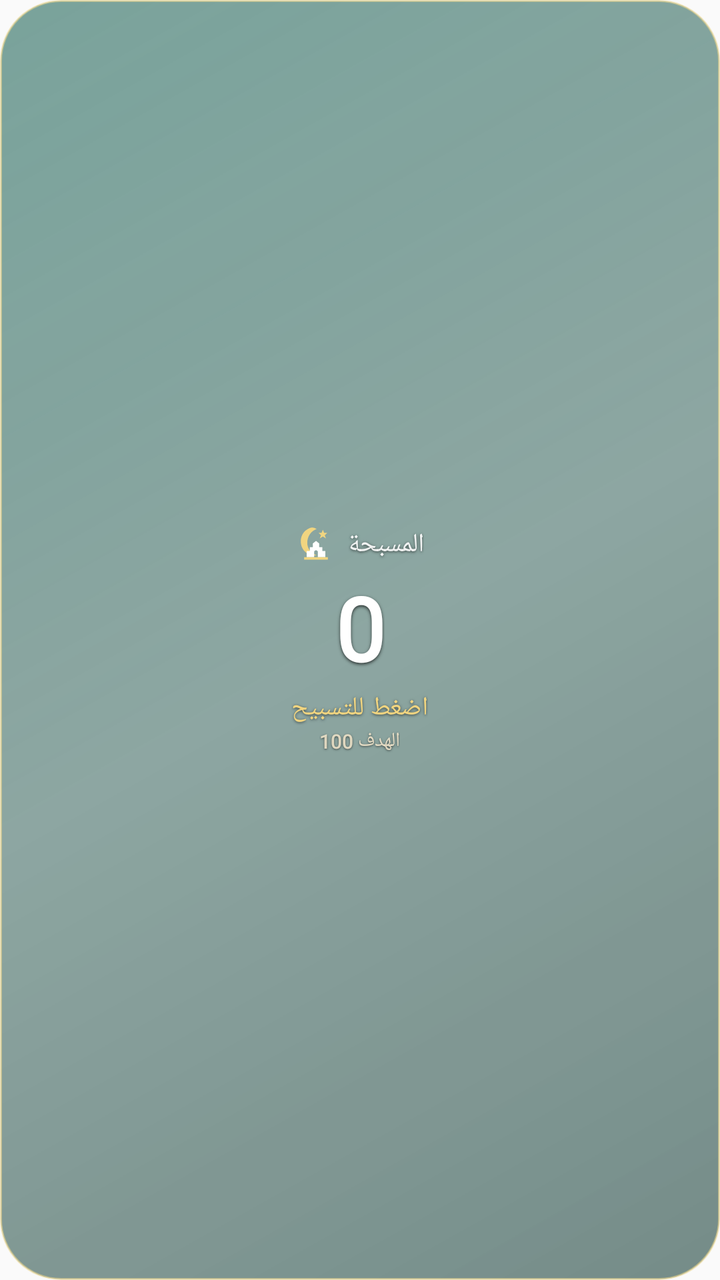
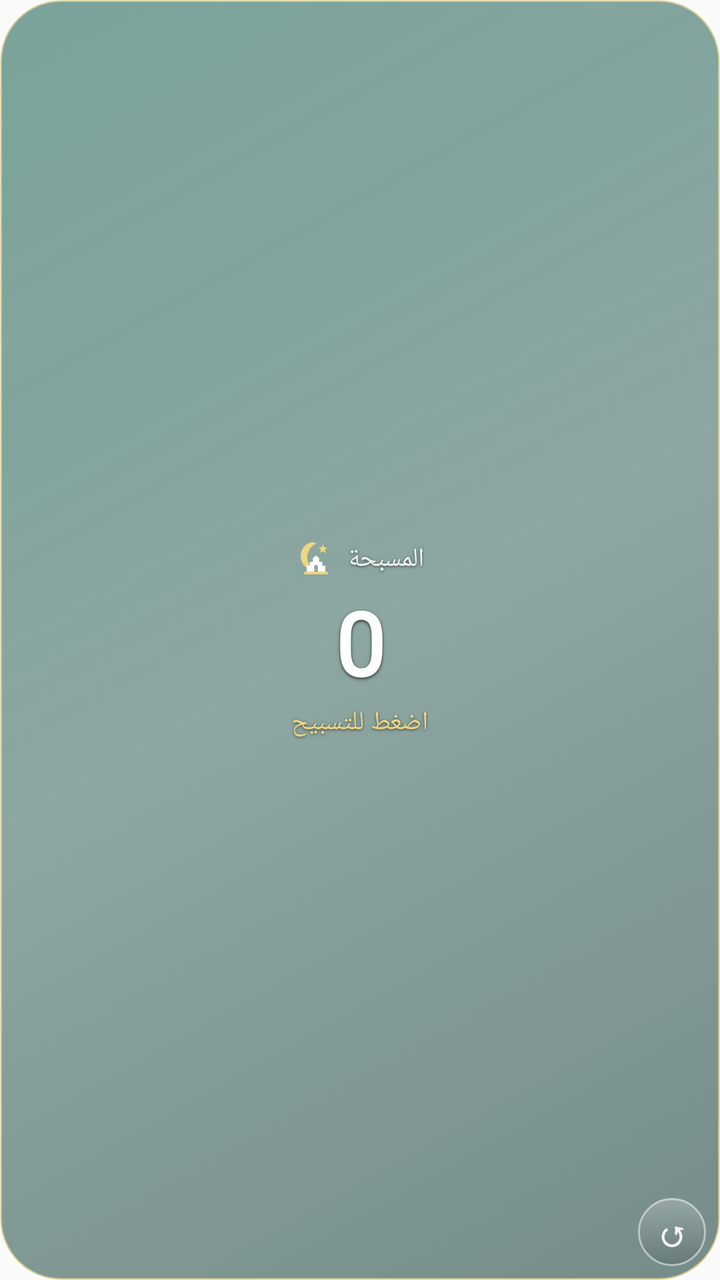

Compare the two renders of this Android layout. The source of the first and the diff that turns it into the second are given below.
<!-- AndroidManifest.xml: application theme AppTheme.NoActionBar -->
<!-- res/layout/widget_tasbeeh.xml -->
<?xml version="1.0" encoding="utf-8"?>
<LinearLayout xmlns:android="http://schemas.android.com/apk/res/android"
    android:id="@+id/widget_root"
    android:layout_width="match_parent"
    android:layout_height="match_parent"
    android:orientation="vertical"
    android:gravity="center"
    android:padding="14dp"
    android:background="@drawable/widget_background">

    <LinearLayout
        android:layout_width="wrap_content"
        android:layout_height="wrap_content"
        android:orientation="horizontal"
        android:gravity="center_vertical">

        <ImageView
            android:layout_width="20dp"
            android:layout_height="20dp"
            android:src="@drawable/ic_widget_crescent_mosque"
            android:contentDescription="آفاق الإيمان" />

        <TextView
            android:layout_width="wrap_content"
            android:layout_height="wrap_content"
            android:layout_marginStart="6dp"
            android:text="المسبحة"
            android:textColor="#E8FFFFFF"
            android:textSize="13sp"
            android:fontFamily="sans-serif-medium"
            android:shadowColor="#99000000"
            android:shadowDx="0"
            android:shadowDy="1"
            android:shadowRadius="3" />
    </LinearLayout>

    <TextView
        android:id="@+id/tasbeeh_count"
        android:layout_width="wrap_content"
        android:layout_height="wrap_content"
        android:layout_marginTop="2dp"
        android:text="0"
        android:textColor="#FFFFFFFF"
        android:textSize="44sp"
        android:textStyle="bold"
        android:fontFamily="@font/reem_kufi_semibold"
        android:shadowColor="#B8000000"
        android:shadowDx="0"
        android:shadowDy="2"
        android:shadowRadius="4" />

    <TextView
        android:id="@+id/tasbeeh_phrase"
        android:layout_width="wrap_content"
        android:layout_height="wrap_content"
        android:layout_marginTop="2dp"
        android:maxLines="1"
        android:ellipsize="end"
        android:text="اضغط للتسبيح"
        android:textColor="#FFF1D580"
        android:textSize="13sp"
        android:fontFamily="sans-serif-medium"
        android:shadowColor="#99000000"
        android:shadowDx="0"
        android:shadowDy="1"
        android:shadowRadius="3" />

    <TextView
        android:id="@+id/tasbeeh_goal"
        android:layout_width="wrap_content"
        android:layout_height="wrap_content"
        android:layout_marginTop="1dp"
        android:text="الهدف 100"
        android:textColor="#D0FFF1D5"
        android:textSize="10sp"
        android:fontFamily="sans-serif-medium"
        android:shadowColor="#99000000"
        android:shadowDx="0"
        android:shadowDy="1"
        android:shadowRadius="2" />
</LinearLayout>
<!-- resources referenced by this layout -->
<resources>
  <!-- drawable ic_widget_crescent_mosque (drawable) -->
  <?xml version="1.0" encoding="utf-8"?>
  <vector xmlns:android="http://schemas.android.com/apk/res/android"
      android:width="40dp"
      android:height="40dp"
      android:viewportWidth="64"
      android:viewportHeight="64">
      <path android:fillColor="#FFF1D580" android:fillType="evenOdd"
          android:pathData="M23,5C12,9 6,19 8,31C10,43 21,51 33,49C24,46 18,38 18,29C18,19 24,10 33,7C30,5 27,4 23,5Z" />
      <path android:fillColor="#FFF1D580"
          android:pathData="M43,8L45,13L50,13L46,17L48,22L43,19L38,22L40,17L36,13L41,13Z" />
      <path android:fillColor="#FFFFFFFF"
          android:pathData="M17,52L17,42L22,42L22,36L27,36L27,30L32,26L37,30L37,36L42,36L42,42L47,42L47,52ZM29,52L35,52L35,44C35,40 29,40 29,44Z" />
      <path android:fillColor="#FFF1D580"
          android:pathData="M13,52H51V56H13Z" />
  </vector>
  <!-- drawable widget_background (drawable) -->
  <?xml version="1.0" encoding="utf-8"?>
  <shape xmlns:android="http://schemas.android.com/apk/res/android" android:shape="rectangle">
      <gradient
          android:angle="315"
          android:startColor="#8A0B584A"
          android:centerColor="#72073F35"
          android:endColor="#8A042E27" />
      <corners android:radius="30dp" />
      <stroke android:width="1dp" android:color="#8FE9D48A" />
      <padding android:left="1dp" android:top="1dp" android:right="1dp" android:bottom="1dp" />
  </shape>
  <style name="AppTheme.NoActionBar" parent="AppTheme"><item name="windowActionBar">false</item><item name="windowNoTitle">true</item><item name="android:background">@null</item></style>
  <style name="AppTheme" parent="Theme.AppCompat.DayNight.NoActionBar"><item name="android:statusBarColor">#F5F8F6</item><item name="android:navigationBarColor">#F5F8F6</item><item name="android:windowLightStatusBar">true</item><item name="android:windowLightNavigationBar">true</item></style>
</resources>

<!-- the commit's change to res/layout/widget_tasbeeh.xml (unified diff, before → after) -->
@@ -1,31 +1,67 @@
 <?xml version="1.0" encoding="utf-8"?>
-<LinearLayout xmlns:android="http://schemas.android.com/apk/res/android"
+<FrameLayout xmlns:android="http://schemas.android.com/apk/res/android"
     android:id="@+id/widget_root"
     android:layout_width="match_parent"
     android:layout_height="match_parent"
-    android:orientation="vertical"
-    android:gravity="center"
-    android:padding="14dp"
     android:background="@drawable/widget_background">
 
     <LinearLayout
-        android:layout_width="wrap_content"
-        android:layout_height="wrap_content"
-        android:orientation="horizontal"
-        android:gravity="center_vertical">
+        android:layout_width="match_parent"
+        android:layout_height="match_parent"
+        android:orientation="vertical"
+        android:gravity="center"
+        android:padding="14dp">
 
-        <ImageView
-            android:layout_width="20dp"
-            android:layout_height="20dp"
-            android:src="@drawable/ic_widget_crescent_mosque"
-            android:contentDescription="آفاق الإيمان" />
+        <LinearLayout
+            android:layout_width="wrap_content"
+            android:layout_height="wrap_content"
+            android:orientation="horizontal"
+            android:gravity="center_vertical">
+
+            <ImageView
+                android:layout_width="20dp"
+                android:layout_height="20dp"
+                android:src="@drawable/ic_widget_crescent_mosque"
+                android:contentDescription="آفاق الإيمان" />
+
+            <TextView
+                android:layout_width="wrap_content"
+                android:layout_height="wrap_content"
+                android:layout_marginStart="6dp"
+                android:text="المسبحة"
+                android:textColor="#E8FFFFFF"
+                android:textSize="13sp"
+                android:fontFamily="sans-serif-medium"
+                android:shadowColor="#99000000"
+                android:shadowDx="0"
+                android:shadowDy="1"
+                android:shadowRadius="3" />
+        </LinearLayout>
 
         <TextView
+            android:id="@+id/tasbeeh_count"
             android:layout_width="wrap_content"
             android:layout_height="wrap_content"
-            android:layout_marginStart="6dp"
-            android:text="المسبحة"
-            android:textColor="#E8FFFFFF"
+            android:layout_marginTop="2dp"
+            android:text="0"
+            android:textColor="#FFFFFFFF"
+            android:textSize="44sp"
+            android:textStyle="bold"
+            android:fontFamily="@font/reem_kufi_semibold"
+            android:shadowColor="#B8000000"
+            android:shadowDx="0"
+            android:shadowDy="2"
+            android:shadowRadius="4" />
+
+        <TextView
+            android:id="@+id/tasbeeh_phrase"
+            android:layout_width="wrap_content"
+            android:layout_height="wrap_content"
+            android:layout_marginTop="2dp"
+            android:maxLines="1"
+            android:ellipsize="end"
+            android:text="اضغط للتسبيح"
+            android:textColor="#FFF1D580"
             android:textSize="13sp"
             android:fontFamily="sans-serif-medium"
             android:shadowColor="#99000000"
@@ -35,47 +71,16 @@
     </LinearLayout>
 
     <TextView
-        android:id="@+id/tasbeeh_count"
-        android:layout_width="wrap_content"
-        android:layout_height="wrap_content"
-        android:layout_marginTop="2dp"
-        android:text="0"
-        android:textColor="#FFFFFFFF"
-        android:textSize="44sp"
+        android:id="@+id/tasbeeh_reset"
+        android:layout_width="34dp"
+        android:layout_height="34dp"
+        android:layout_gravity="bottom|end"
+        android:layout_margin="6dp"
+        android:gravity="center"
+        android:text="↺"
+        android:textColor="#E8FFFFFF"
+        android:textSize="18sp"
         android:textStyle="bold"
-        android:fontFamily="@font/reem_kufi_semibold"
-        android:shadowColor="#B8000000"
-        android:shadowDx="0"
-        android:shadowDy="2"
-        android:shadowRadius="4" />
-
-    <TextView
-        android:id="@+id/tasbeeh_phrase"
-        android:layout_width="wrap_content"
-        android:layout_height="wrap_content"
-        android:layout_marginTop="2dp"
-        android:maxLines="1"
-        android:ellipsize="end"
-        android:text="اضغط للتسبيح"
-        android:textColor="#FFF1D580"
-        android:textSize="13sp"
-        android:fontFamily="sans-serif-medium"
-        android:shadowColor="#99000000"
-        android:shadowDx="0"
-        android:shadowDy="1"
-        android:shadowRadius="3" />
-
-    <TextView
-        android:id="@+id/tasbeeh_goal"
-        android:layout_width="wrap_content"
-        android:layout_height="wrap_content"
-        android:layout_marginTop="1dp"
-        android:text="الهدف 100"
-        android:textColor="#D0FFF1D5"
-        android:textSize="10sp"
-        android:fontFamily="sans-serif-medium"
-        android:shadowColor="#99000000"
-        android:shadowDx="0"
-        android:shadowDy="1"
-        android:shadowRadius="2" />
-</LinearLayout>
+        android:background="@drawable/widget_countdown_background"
+        android:contentDescription="تصفير" />
+</FrameLayout>
<!-- resource entries referenced after the edit -->
@@ -28,6 +28,13 @@
       <stroke android:width="1dp" android:color="#8FE9D48A" />
       <padding android:left="1dp" android:top="1dp" android:right="1dp" android:bottom="1dp" />
   </shape>
+  <!-- drawable widget_countdown_background (drawable) -->
+  <?xml version="1.0" encoding="utf-8"?>
+  <shape xmlns:android="http://schemas.android.com/apk/res/android" android:shape="rectangle">
+      <gradient android:angle="270" android:startColor="#38FFFFFF" android:endColor="#22000000" />
+      <corners android:radius="18dp" />
+      <stroke android:width="1dp" android:color="#80FFFFFF" />
+  </shape>
   <style name="AppTheme.NoActionBar" parent="AppTheme"><item name="windowActionBar">false</item><item name="windowNoTitle">true</item><item name="android:background">@null</item></style>
   <style name="AppTheme" parent="Theme.AppCompat.DayNight.NoActionBar"><item name="android:statusBarColor">#F5F8F6</item><item name="android:navigationBarColor">#F5F8F6</item><item name="android:windowLightStatusBar">true</item><item name="android:windowLightNavigationBar">true</item></style>
 </resources>
